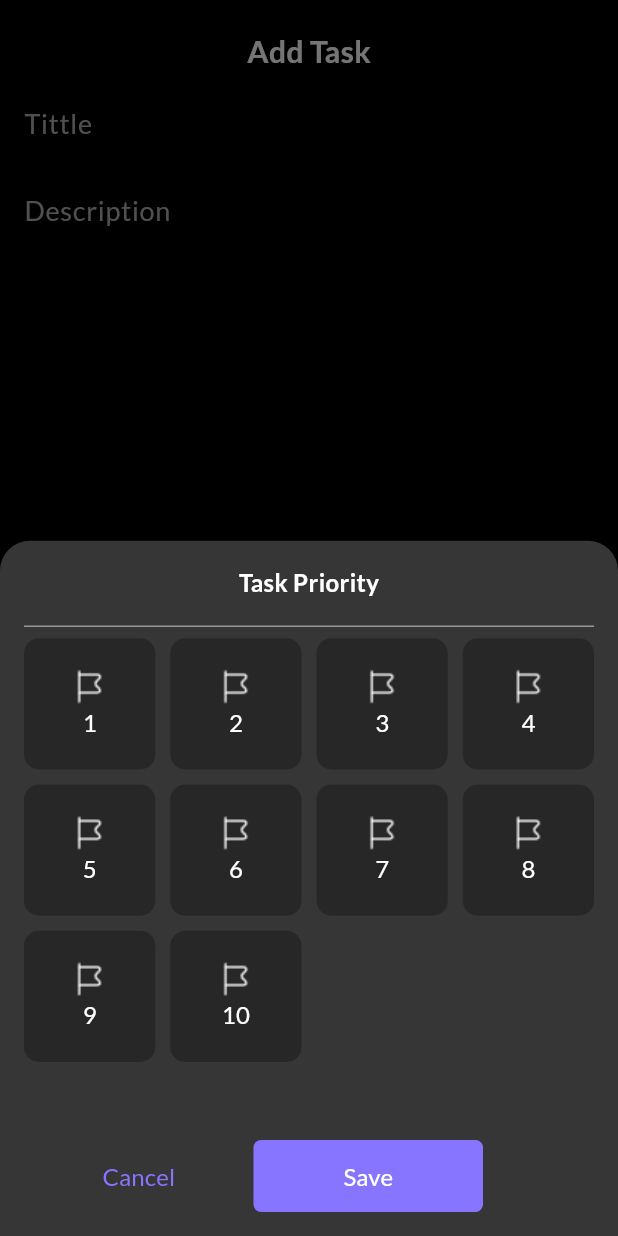
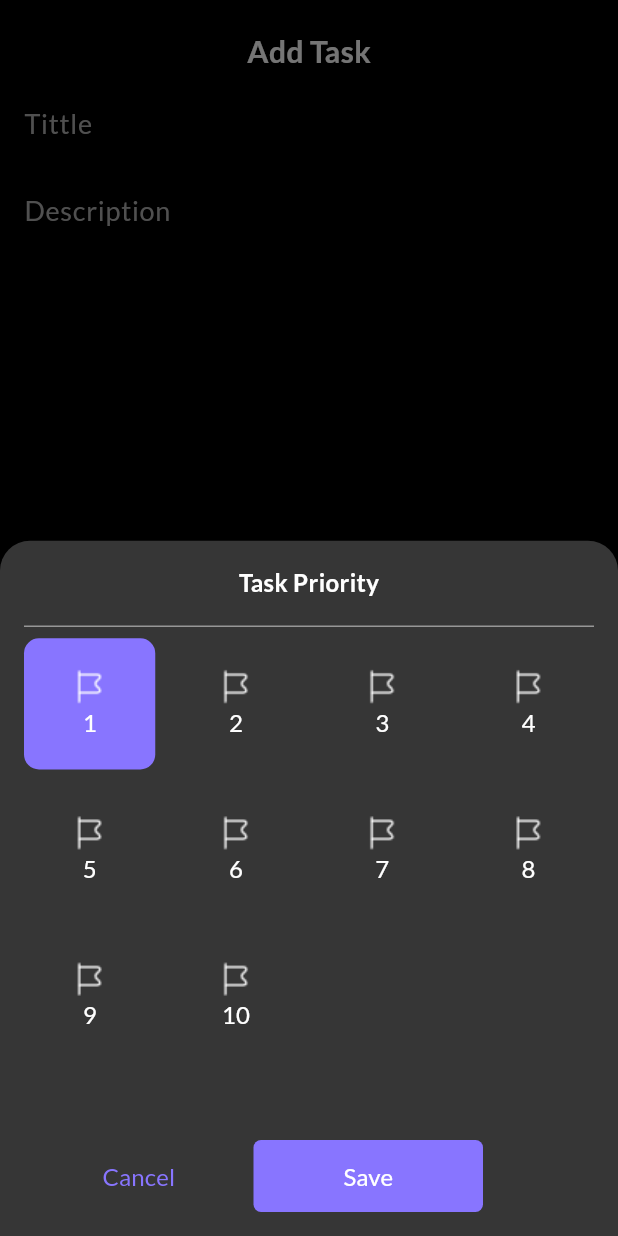
Before and after one commit to Malamrousi/up_to_do_app, a Flutter app: the AddTaskBottomSheet widget shown alone on an empty page, opened directly, after a tap on the "flag" icon, on a phone screen of 412 x 824 dp. Run offline on Flutter 3.47's test engine with Material 3 defaults, Android fonts, the phone set to English and light mode, and no system bars; our stand-ins replace cloud_firestore, firebase_auth, firebase_core, get, google_sign_in, introduction_screen; missing offline and left inert: flutter_facebook_auth, flutter_iconpicker; accounts and stored records are empty.

Commit message:
finish category screen ui

```diff
--- a/lib/constant/route_name.dart
+++ b/lib/constant/route_name.dart
@@ -6,7 +6,7 @@ class RouteName {
   static const String KLoginScreen = '/LoginScreen';
   static const String kindexScreen= '/indexScreen';
   static const String kuPToDoAPP= '/uPToDoAPP';
-  static const String kVerfiyYourEmail= '/VerfiyYourEmail';
+  static const String kCategoryScreens= '/CategoryScreens';
 
 
 }
--- a/lib/constant/string_manger.dart
+++ b/lib/constant/string_manger.dart
@@ -37,4 +37,8 @@ class StringManger {
   static const String kWhatdoyouwanttodotoday= 'What do you want to do today?';
   static const String ktoaddyourtasks= 'Tap + to add your tasks';
   static const String kAddtasks= 'Add Task';
+  static const String kCreatenewcategory= 'Create new category';
+  static const String kCategoryname = 'Category name';
+  static const String kCategoryicon  = 'Category icon :';
+  static const String kCategorycolor = 'Category color :';
 }
--- a/lib/data/firebase/data_base_services.dart
+++ b/lib/data/firebase/data_base_services.dart
@@ -44,8 +44,7 @@ class DataBaseServices {
                 CategoryModel.fromJson(snapshot.data()!),
             toFirestore: (data, _) => data.toJson());
   }
-
-  Future<void> addCategory(
+ Future<void> addCategory(
     CategoryModel categoryModel,
     User firebaseUser,
   ) async {
--- /dev/null
+++ b/lib/presentation/screens/category/widget/custom_button.dart
@@ -0,0 +1,42 @@
+import 'package:flutter/material.dart';
+import '../../../../constant/size_manger.dart';
+
+class CustomButton extends StatelessWidget {
+  const CustomButton({
+    super.key,
+    this.onPressed,
+    this.color,
+    required this.title,
+    required this.TextColor,
+  });
+
+  final VoidCallback? onPressed;
+
+  final Color? color;
+
+  final String title;
+
+  final Color TextColor;
+
+  @override
+  Widget build(BuildContext context) {
+    return Container(
+      width: 153,
+      height: 48,
+      decoration: BoxDecoration(
+        borderRadius: BorderRadius.circular(5),
+        color: color,
+      ),
+      child: MaterialButton(
+        onPressed: onPressed,
+        child: Text(
+          title,
+          style: TextStyle(
+            color: TextColor,
+            fontSize: FontSizeValue.Fv16,
+          ),
+        ),
+      ),
+    );
+  }
+}
--- a/lib/presentation/screens/index/widget/add_task_bottom_sheet.dart
+++ b/lib/presentation/screens/index/widget/add_task_bottom_sheet.dart
@@ -13,9 +13,9 @@ class AddTaskBottomSheet extends StatelessWidget {
 
   @override
   Widget build(BuildContext context) {
-    return SizedBox(
+    return const SizedBox(
       width: double.infinity,
-      child: const Padding(
+      child: Padding(
         padding: EdgeInsets.symmetric(horizontal: 16, vertical: 20),
         child: Column(
           crossAxisAlignment: CrossAxisAlignment.start,
--- /dev/null
+++ b/lib/presentation/screens/index/widget/send_task_button.dart
@@ -0,0 +1,15 @@
+import 'package:flutter/material.dart';
+import 'package:todo_app/constant/color_manger.dart';
+
+class SendTaskButton extends StatelessWidget {
+  const SendTaskButton({super.key});
+
+  @override
+  Widget build(BuildContext context) {
+    return IconButton(onPressed: (){
+
+    }, icon: Icon(Icons.send_outlined) ,
+    color: ColorManger.KHeliotrop,
+   iconSize: 24, );
+  }
+}
--- a/lib/presentation/screens/index/widget/task_actions_row.dart
+++ b/lib/presentation/screens/index/widget/task_actions_row.dart
@@ -1,6 +1,7 @@
 import 'package:flutter/material.dart';
 //widget
 import 'category_items.dart';
+import 'send_task_button.dart';
 import 'task_priority.dart';
 import 'time_of_task.dart';
 
@@ -20,6 +21,8 @@ class _TaskActionsRowState extends State<TaskActionsRow> {
           TimeOfTask(),
           CategoryItems(),
           TaskPriority(),
+          Spacer(flex: 1,),
+          SendTaskButton(),
         ],
       ),
     );
--- a/lib/presentation/screens/index/widget/task_priority.dart
+++ b/lib/presentation/screens/index/widget/task_priority.dart
@@ -5,9 +5,14 @@ import 'package:todo_app/constant/image_manger.dart';
 import '../../../../constant/color_manger.dart';
 import 'custom_button.dart';
 
-class TaskPriority extends StatelessWidget {
+class TaskPriority extends StatefulWidget {
   const TaskPriority({super.key});
 
+  @override
+  State<TaskPriority> createState() => _TaskPriorityState();
+}
+
+class _TaskPriorityState extends State<TaskPriority> {
   @override
   Widget build(BuildContext context) {
     return IconButton(
@@ -21,9 +26,15 @@ class TaskPriority extends StatelessWidget {
   }
 }
 
-class TaskPriorityItems extends StatelessWidget {
+class TaskPriorityItems extends StatefulWidget {
   const TaskPriorityItems({super.key});
 
+  @override
+  State<TaskPriorityItems> createState() => _TaskPriorityItemsState();
+}
+
+class _TaskPriorityItemsState extends State<TaskPriorityItems> {
+  int activeIndex = 0;
   @override
   Widget build(BuildContext context) {
     return Container(
@@ -57,9 +68,18 @@ class TaskPriorityItems extends StatelessWidget {
                   itemCount: 10,
                   itemBuilder: (context, index) {
                     return GestureDetector(
+                      child: GestureDetector(
+                        onTap: () {
+                          setState(() {
+                            activeIndex = index;
+                          });
+                        },
                         child: Container(
                           decoration: BoxDecoration(
-                          color: const Color(0xff272727),
+                            color: activeIndex==index
+                                ? ColorManger.KHeliotrop
+                                : ColorManger.kMineshaft,
+
                             borderRadius: BorderRadius.circular(10),
                           ),
                           child: Center(
@@ -79,6 +99,7 @@ class TaskPriorityItems extends StatelessWidget {
                                         fontSize: 16),
                                   )
                                 ],
+                              ),
                             ),
                           ),
                         ),
--- a/pubspec.yaml
+++ b/pubspec.yaml
@@ -36,6 +36,7 @@ dependencies:
     sdk: flutter
   flutter_facebook_auth: ^7.1.1
   flutter_form_builder: ^9.4.1
+  flutter_iconpicker: ^4.0.1
   flutter_onboarding_slider: ^1.0.11
   gap: ^3.0.1
   get: ^4.6.6
```
Also changed, not shown: lib/main.dart (+7 -0 lines), lib/presentation/screens/category/screen/category_screens.dart (added, +89 -0 lines), lib/presentation/screens/category/widget/custom_Icon_picker.dart (added, +51 -0 lines), lib/presentation/screens/category/widget/custom_category_color.dart (added, +81 -0 lines), lib/presentation/screens/category/widget/custom_category_text_filed.dart (added, +29 -0 lines), lib/presentation/screens/index/widget/category_items.dart (+5 -2 lines), lib/services/icon_picker.dart (added, +134 -0 lines), lib/data/models/catgeroy_model_items.dart (renamed from lib/data/models/catgeroy_model.dart), pubspec.lock. Lines whose indentation alone changed are shown as unchanged.
